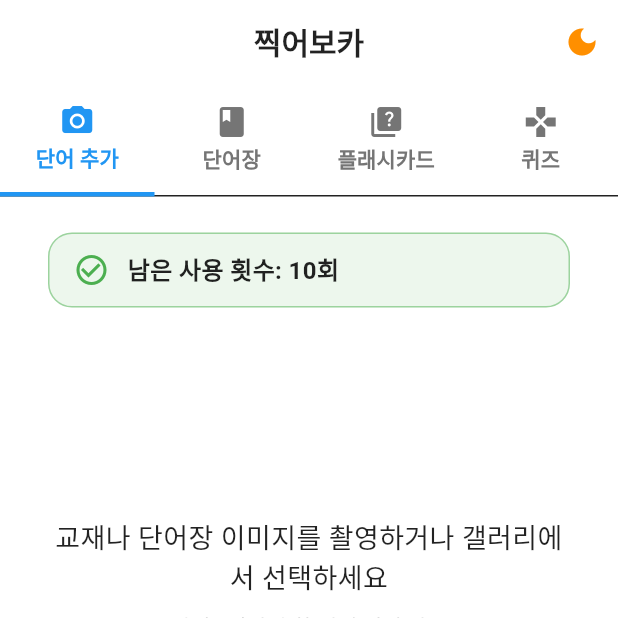
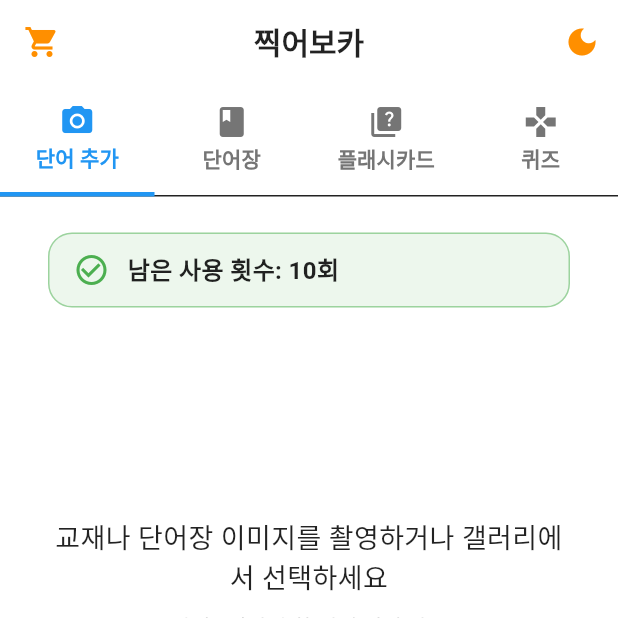
Before and after one commit to taehun2123/voca_app, a Flutter app: the screen it shows after launch, after a tap on "찍어보카", on a phone screen of 412 x 824 dp, the top half of it. Run offline on Flutter 3.47's test engine with Material 3 defaults, Android fonts, the phone set to English and light mode, and no system bars; our stand-ins replace firebase_core, firebase_remote_config, flutter_secure_storage, flutter_tts, google_mobile_ads, image_picker and 3 more; accounts and stored records are empty; Roboto replaces fonts that are missing (Pretendard).

Commit message:
Update: 상단 바 인앱결제 상점 아이콘 추가, 이미지 분석 시 탭 이동되던 버그 수정

```diff
--- a/lib/screens/home_screen.dart
+++ b/lib/screens/home_screen.dart
@@ -48,6 +48,8 @@ class _HomePageState extends State<HomePage>
   Map<String, List<WordEntry>> _dayCollections = {};
 
   late TabController _tabController;
+  int _previousTabIndex = 0; // 이전 탭 인덱스 저장용 변수 추가
+  bool _hasShownProcessingWarning = false; // 경고 메시지 표시 여부 추적
 
   @override
   void initState() {
@@ -147,13 +149,22 @@ class _HomePageState extends State<HomePage>
   }
 
   void _handleTabChange() {
+    // 탭이 실제로 변경될 때만 처리 (인덱스가 변경된 경우만)
+    if (_tabController.indexIsChanging ||
+        _tabController.index != _previousTabIndex) {
+      print('탭 변경 감지: ${_previousTabIndex} -> ${_tabController.index}');
+
       // 이미지 처리 중인 경우 탭 변경 방지
-    if (_isProcessing && _tabController.indexIsChanging) {
-      // 처리 중에는 첫 번째 탭으로 강제 복귀
+      if (_isProcessing) {
+        print('이미지 처리 중 탭 변경 시도 차단');
+
+        // 변경을 방지하고 원래 탭으로 되돌림
         WidgetsBinding.instance.addPostFrameCallback((_) {
-        _tabController.animateTo(0); // 첫 번째 탭 인덱스(0)으로 되돌림
-
-        // 사용자에게 알림
+          // 애니메이션 없이 이전 탭으로 즉시 돌아감
+          _tabController.index = 0; // 항상 첫 번째 탭으로 고정
+
+          // 메시지를 아직 표시하지 않은 경우에만 표시
+          if (!_hasShownProcessingWarning) {
             ScaffoldMessenger.of(context).showSnackBar(
               SnackBar(
                 content: Text('이미지 처리 중에는 탭을 변경할 수 없습니다.'),
@@ -164,7 +175,14 @@ class _HomePageState extends State<HomePage>
                 ),
               ),
             );
-      });
+            // 메시지 표시 상태 업데이트
+            _hasShownProcessingWarning = true;
+          }
+        });
+      } else {
+        // 처리 중이 아닌 경우 이전 탭 인덱스 업데이트
+        _previousTabIndex = _tabController.index;
+      }
     }
   }
 
@@ -302,6 +320,20 @@ class _HomePageState extends State<HomePage>
   }
 
   Future<void> _processBatchImages() async {
+    // 이미 처리 중이라면 중복 요청 방지
+    if (_isProcessing) {
+      ScaffoldMessenger.of(context).showSnackBar(
+        SnackBar(
+          content: Text('이미지 처리가 이미 진행 중입니다.'),
+          behavior: SnackBarBehavior.floating,
+          shape: RoundedRectangleBorder(
+            borderRadius: BorderRadius.circular(10),
+          ),
+        ),
+      );
+      return;
+    }
+
     // OpenAI 서비스 확인
     if (_openAIService == null) {
       print('OpenAI 서비스가 null입니다. 재초기화 시도...');
@@ -342,20 +374,6 @@ class _HomePageState extends State<HomePage>
       return;
     }
 
-    // 이미 처리 중이라면 중복 요청 방지
-    if (_isProcessing) {
-      ScaffoldMessenger.of(context).showSnackBar(
-        SnackBar(
-          content: Text('이미지 처리가 이미 진행 중입니다.'),
-          behavior: SnackBarBehavior.floating,
-          shape: RoundedRectangleBorder(
-            borderRadius: BorderRadius.circular(10),
-          ),
-        ),
-      );
-      return;
-    }
-
     // 단어장 생성 전에 먼저 1회만 크레딧 차감 (여러 이미지를 처리해도 1회만 차감)
     final hasEnoughCredit = await _purchaseService.useOneCredit();
     if (!hasEnoughCredit) {
@@ -375,7 +393,6 @@ class _HomePageState extends State<HomePage>
       return;
     }
 
-    // 여기에 크레딧 차감 여부를 추적하는 변수 추가
     bool creditUsed = true;
 
     setState(() {
@@ -384,6 +401,9 @@ class _HomePageState extends State<HomePage>
       _processedImages = 0;
       _totalImagesToProcess = _batchImages.length;
       _extractedWordsCount = 0;
+      _tabController.index = 0;
+      _previousTabIndex = 0;
+      _hasShownProcessingWarning = false; // 새 처리 작업 시작 시 경고 상태 초기화
     });
 
     // DAY 입력 다이얼로그 표시
@@ -460,6 +480,7 @@ class _HomePageState extends State<HomePage>
     setState(() {
       _isProcessing = false;
       _batchImages = []; // 배치 이미지 초기화
+      _hasShownProcessingWarning = false; // 처리 완료 시 경고 상태 초기화
     });
 
     if (allWords.isEmpty) {
@@ -829,6 +850,26 @@ class _HomePageState extends State<HomePage>
       appBar: AppBar(
         elevation: 0,
         backgroundColor: Theme.of(context).appBarTheme.backgroundColor,
+              // Shop 아이콘을 좌측에 배치하기 위한 leading 위젯 설정
+      leading: IconButton(
+        icon: Icon(
+          Icons.shopping_cart,
+          color: Theme.of(context).brightness == Brightness.dark
+              ? Colors.amber.shade300
+              : Colors.amber.shade800,
+        ),
+        onPressed: () {
+          // 인앱결제 화면으로 이동
+          Navigator.push(
+            context,
+            MaterialPageRoute(builder: (context) => PurchaseScreen()),
+          ).then((_) {
+            // 돌아왔을 때 사용량 갱신
+            _loadRemainingUsages();
+          });
+        },
+        tooltip: '충전하기',
+      ),
         title: GestureDetector(
           onTap: () {
             // 현재 시간 가져오기
@@ -885,6 +926,28 @@ class _HomePageState extends State<HomePage>
           indicatorColor: Theme.of(context).tabBarTheme.indicatorColor,
           indicatorWeight: 3,
           labelStyle: TextStyle(fontWeight: FontWeight.w600),
+          // 이미지 처리 중일 때 탭 비활성화 처리
+          onTap: (index) {
+            if (_isProcessing && index != 0) {
+              // 이미지 처리 중이고 첫 번째 탭이 아닌 다른 탭 선택 시
+              // 메시지를 아직 표시하지 않은 경우에만 표시
+              if (!_hasShownProcessingWarning) {
+                ScaffoldMessenger.of(context).showSnackBar(
+                  SnackBar(
+                    content: Text('이미지 처리 중에는 탭을 변경할 수 없습니다.'),
+                    behavior: SnackBarBehavior.floating,
+                    duration: Duration(seconds: 2),
+                    shape: RoundedRectangleBorder(
+                      borderRadius: BorderRadius.circular(10),
+                    ),
+                  ),
+                );
+                // 메시지 표시 상태 업데이트
+                _hasShownProcessingWarning = true;
+              }
+              _tabController.index = 0;
+            }
+          },
           tabs: const [
             Tab(icon: Icon(Icons.camera_alt), text: '단어 추가'),
             Tab(icon: Icon(Icons.book), text: '단어장'),
@@ -895,6 +958,9 @@ class _HomePageState extends State<HomePage>
       ),
       body: TabBarView(
         controller: _tabController,
+        physics: _isProcessing
+            ? NeverScrollableScrollPhysics() // 이미지 처리 중일 때 스와이프 비활성화
+            : AlwaysScrollableScrollPhysics(), // 그 외에는 정상 작동
         children: [
           // 첫 번째 탭: 이미지 캡처 및 처리
           _buildCaptureTab(),
--- a/lib/screens/purchase_screen.dart
+++ b/lib/screens/purchase_screen.dart
@@ -236,6 +236,7 @@ class _PurchaseScreenState extends State<PurchaseScreen> {
                           const SizedBox(height: 16),
                           _buildWatchAdCard(),
                       ],
+                      const SizedBox(height: 24),
                       // 구매 옵션 설명
                       Text(
                         '사용권 구매',
```
Also changed, not shown: 1 other file. Lines whose indentation alone changed are shown as unchanged.
